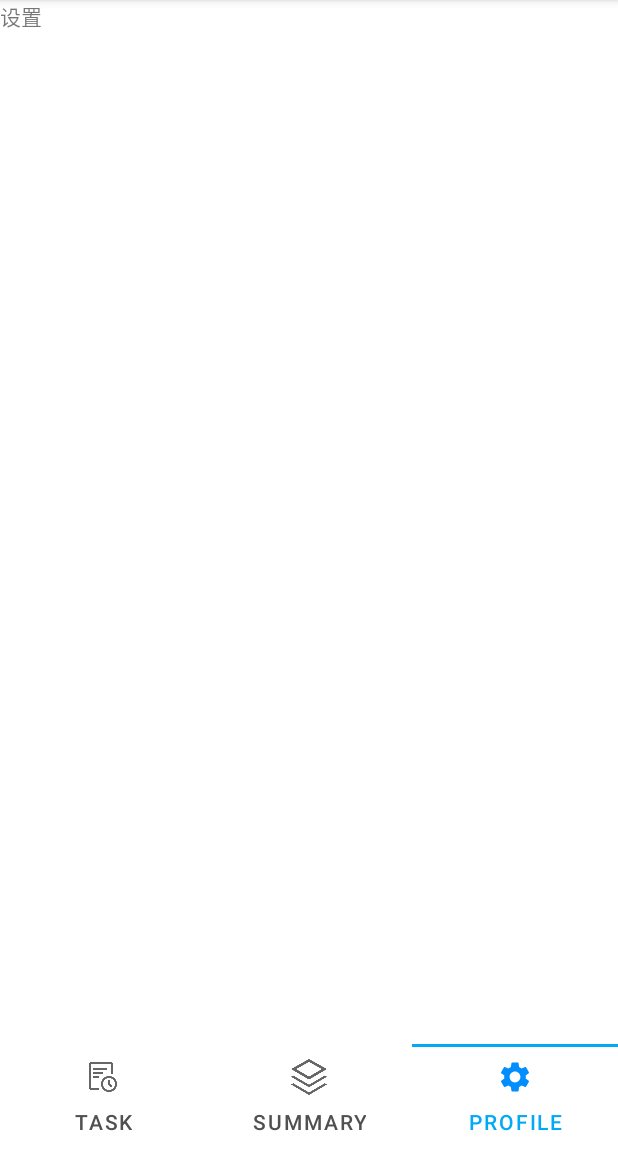
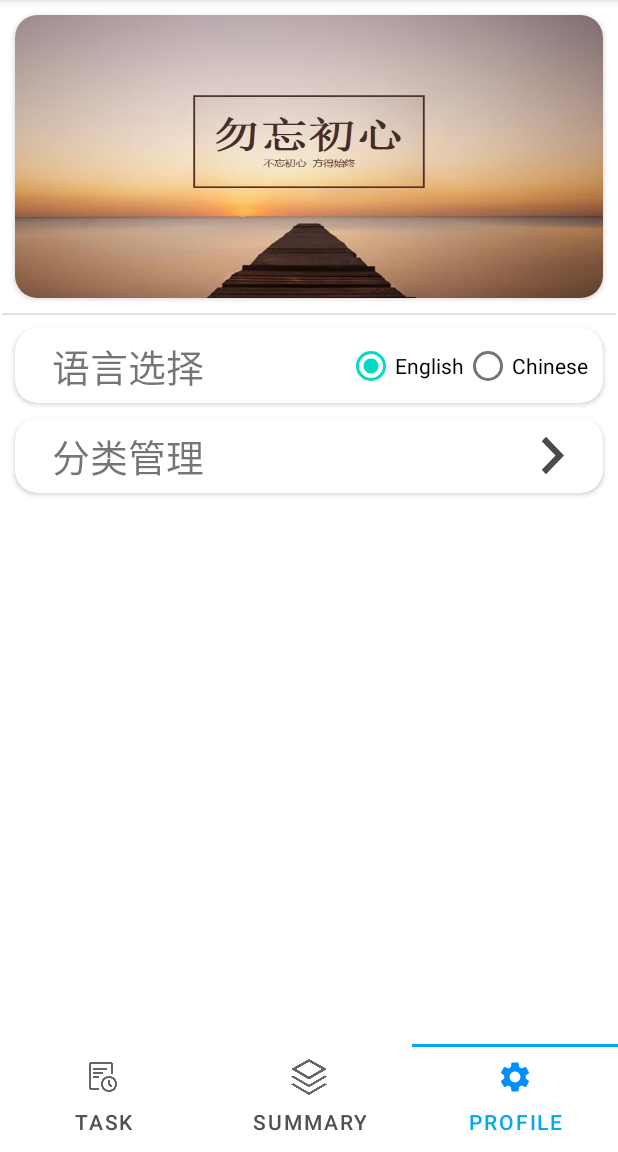
Before and after one commit to sunset69/LexurTimeManager, an Android app: the screen it shows after launch (MainActivity), item 3 of the bottom bar chosen, on a phone screen of 412 x 824 dp, the part 84-1236 px from its top. Run offline under Robolectric (Android 15) with nearby library versions, the phone set to English and light mode, and no system bars; our stand-ins replace Room's generated code, data binding; libraries missing offline, so code that uses them is left out: com.zzhoujay.markdown.

Commit message:
添加设置界面，添加圆角矩形

```diff
--- a/app/src/main/java/cc/lexur/lexurtimemanager/room/Converters.java
+++ b/app/src/main/java/cc/lexur/lexurtimemanager/room/Converters.java
@@ -1,4 +1,7 @@
 package cc.lexur.lexurtimemanager.room;
+
+import android.graphics.Color;
+import android.os.Build;
 
 import androidx.room.TypeConverter;
 
@@ -14,4 +17,20 @@ public class Converters {
     public static Long dateToTimestamp(Date date) {
         return date == null ? new Date().getTime() : date.getTime();
     }
+
+    @TypeConverter
+    public static Color fromArgb(Long value) {
+        if (Build.VERSION.SDK_INT >= Build.VERSION_CODES.O) {
+            return value == null ? null : Color.valueOf(value);
+        }
+        return null;
+    }
+
+    @TypeConverter
+    public static Long colorToArgb(Color color) {
+        if (Build.VERSION.SDK_INT >= Build.VERSION_CODES.O) {
+            return Long.valueOf(color == null ? null : color.toArgb());
+        }
+        return null;
+    }
 }
--- /dev/null
+++ b/app/src/main/java/cc/lexur/lexurtimemanager/room/Label.java
@@ -0,0 +1,70 @@
+package cc.lexur.lexurtimemanager.room;
+
+import android.graphics.Color;
+
+import androidx.room.ColumnInfo;
+import androidx.room.Entity;
+import androidx.room.PrimaryKey;
+
+/**
+ * 任务标签
+ */
+
+@Entity
+public class Label {
+
+    @PrimaryKey(autoGenerate = true)
+    private int id;
+
+    private String name;
+
+    @ColumnInfo(name = "create_time")
+    private String createTime;
+
+    private Color color;
+
+    public Label() {
+    }
+
+    @Override
+    public String toString() {
+        return "Label{" +
+                "id=" + id +
+                ", name='" + name + '\'' +
+                ", createTime='" + createTime + '\'' +
+                ", color=" + color +
+                '}';
+    }
+
+    public int getId() {
+        return id;
+    }
+
+    public void setId(int id) {
+        this.id = id;
+    }
+
+    public String getName() {
+        return name;
+    }
+
+    public void setName(String name) {
+        this.name = name;
+    }
+
+    public String getCreateTime() {
+        return createTime;
+    }
+
+    public void setCreateTime(String createTime) {
+        this.createTime = createTime;
+    }
+
+    public Color getColor() {
+        return color;
+    }
+
+    public void setColor(Color color) {
+        this.color = color;
+    }
+}
--- /dev/null
+++ b/app/src/main/java/cc/lexur/lexurtimemanager/room/LabelDao.java
@@ -0,0 +1,27 @@
+package cc.lexur.lexurtimemanager.room;
+
+import androidx.lifecycle.LiveData;
+import androidx.room.Dao;
+import androidx.room.Delete;
+import androidx.room.Insert;
+import androidx.room.Query;
+import androidx.room.Update;
+
+import java.util.List;
+
+@Dao
+public interface LabelDao {
+
+    @Insert
+    void insertLabels(Label... labels);
+
+    @Update
+    void updateLabels(Label... labels);
+
+    @Delete
+    void deleteLabels(Label... labels);
+
+    @Query("SELECT * FROM label ORDER BY id DESC")
+    LiveData<List<Label>> getAllLabels();
+
+}
--- a/app/src/main/java/cc/lexur/lexurtimemanager/room/TaskDatabase.java
+++ b/app/src/main/java/cc/lexur/lexurtimemanager/room/TaskDatabase.java
@@ -7,7 +7,7 @@ import androidx.room.Room;
 import androidx.room.RoomDatabase;
 import androidx.room.TypeConverters;
 
-@Database(entities = {Task.class},version = 1,exportSchema = false)
+@Database(entities = {Task.class,Label.class},version = 1,exportSchema = false)
 @TypeConverters({Converters.class})
 public abstract class TaskDatabase extends RoomDatabase {
 
@@ -23,4 +23,6 @@ public abstract class TaskDatabase extends RoomDatabase {
 
     public abstract TaskDao getTaskDao();
 
+    public abstract LabelDao getLabelDao();
+
 }
--- a/app/src/main/java/cc/lexur/lexurtimemanager/room/TaskRepository.java
+++ b/app/src/main/java/cc/lexur/lexurtimemanager/room/TaskRepository.java
@@ -10,12 +10,14 @@ import java.util.List;
 public class TaskRepository {
     private LiveData<List<Task>> allTasksLive;
     private TaskDao taskDao;
+    private LabelDao labelDao;
 
     public TaskRepository(Context context) {
         //获取数据库实例（唯一）
         TaskDatabase taskDatabase = TaskDatabase.getInstance(context);
         //获取数据库操作dao的实例
         taskDao = taskDatabase.getTaskDao();
+        labelDao = taskDatabase.getLabelDao();
         //LiveData格式的数据在获取时,系统自动会调用Async来处理
         allTasksLive = taskDao.getAllTasks();
     }
--- /dev/null
+++ b/app/src/main/res/drawable/arrow_right.xml
@@ -0,0 +1,5 @@
+<vector android:height="24dp" android:tint="#4B4B4B"
+    android:viewportHeight="24" android:viewportWidth="24"
+    android:width="24dp" xmlns:android="http://schemas.android.com/apk/res/android">
+    <path android:fillColor="@android:color/white" android:pathData="M8.59,16.59L13.17,12 8.59,7.41 10,6l6,6 -6,6 -1.41,-1.41z"/>
+</vector>
--- /dev/null
+++ b/app/src/main/res/drawable/rounded_rectangle.xml
@@ -0,0 +1,16 @@
+<?xml version="1.0" encoding="utf-8"?>
+<shape xmlns:android="http://schemas.android.com/apk/res/android">
+    <!-- rectangle表示为矩形 -->
+
+    <!-- 填充的颜色 -->
+    <!--    <solid android:color="@color/blue" />-->
+
+    <!-- 边框的颜色和粗细 -->
+    <stroke
+        android:width="1dp"
+        android:color="@color/black" />
+
+    <!-- android:radius 圆角的半径 -->
+    <corners android:radius="20dp" />
+    <padding android:left="10dp" android:right="10dp" android:top="10dp" android:bottom="10dp"/>
+</shape>
--- a/app/src/main/res/layout/activity_add_task.xml
+++ b/app/src/main/res/layout/activity_add_task.xml
@@ -41,6 +41,7 @@
             android:id="@+id/etTitle"
             android:layout_width="0dp"
             android:layout_height="wrap_content"
+            android:background="@drawable/rounded_rectangle"
             android:ems="10"
             android:hint="@string/title_input_hint"
             android:inputType="textPersonName"
@@ -67,6 +68,7 @@
             android:id="@+id/etDescription"
             android:layout_width="0dp"
             android:layout_height="600px"
+            android:background="@drawable/rounded_rectangle"
             android:ems="10"
             android:gravity="start|top"
             android:inputType="textMultiLine"
--- a/app/src/main/res/layout/fragment_profile.xml
+++ b/app/src/main/res/layout/fragment_profile.xml
@@ -13,12 +13,135 @@
         android:layout_height="match_parent"
         tools:context=".view.ProfileFragment" >
 
-        <TextView
-            android:id="@+id/textView"
+        <androidx.constraintlayout.widget.Guideline
+            android:id="@+id/guideline5"
             android:layout_width="wrap_content"
             android:layout_height="wrap_content"
-            android:text="设置"
+            android:orientation="horizontal"
+            app:layout_constraintGuide_percent="0.3" />
+
+        <androidx.cardview.widget.CardView
+            android:layout_width="0dp"
+            android:layout_height="0dp"
+            android:layout_margin="10dp"
+            app:cardCornerRadius="@dimen/setting_radios"
+            app:layout_constraintBottom_toTopOf="@+id/guideline5"
+            app:layout_constraintEnd_toEndOf="parent"
             app:layout_constraintStart_toStartOf="parent"
-            app:layout_constraintTop_toTopOf="parent" />
+            app:layout_constraintTop_toTopOf="parent">
+
+            <ImageView
+                android:id="@+id/imageView3"
+                android:layout_width="match_parent"
+                android:layout_height="match_parent"
+                android:scaleType="fitXY"
+                app:srcCompat="@drawable/setting_cover" />
+        </androidx.cardview.widget.CardView>
+
+        <View
+            android:id="@+id/divider"
+            android:layout_width="409dp"
+            android:layout_height="1dp"
+            android:background="?android:attr/listDivider"
+            app:layout_constraintEnd_toEndOf="parent"
+            app:layout_constraintStart_toStartOf="parent"
+            app:layout_constraintTop_toTopOf="@+id/guideline5" />
+
+        <androidx.cardview.widget.CardView
+            android:id="@+id/cardView2"
+            android:layout_width="0dp"
+            android:layout_height="@dimen/setting_height"
+            android:layout_margin="10dp"
+            app:cardCornerRadius="@dimen/setting_radios"
+            app:layout_constraintEnd_toEndOf="parent"
+            app:layout_constraintStart_toStartOf="parent"
+            app:layout_constraintTop_toTopOf="@+id/guideline5">
+
+            <androidx.constraintlayout.widget.ConstraintLayout
+                style="@style/setting_card"
+                android:layout_width="match_parent"
+                android:layout_height="match_parent">
+
+                <TextView
+                    android:id="@+id/tvSettingLanguage"
+                    android:layout_width="wrap_content"
+                    android:layout_height="wrap_content"
+                    android:text="语言选择"
+                    android:textSize="@dimen/setting_text"
+                    app:layout_constraintBottom_toBottomOf="parent"
+                    app:layout_constraintEnd_toEndOf="parent"
+                    app:layout_constraintHorizontal_bias="0.054"
+                    app:layout_constraintStart_toStartOf="parent"
+                    app:layout_constraintTop_toTopOf="parent" />
+
+                <RadioGroup
+                    android:layout_width="0dp"
+                    android:layout_height="wrap_content"
+                    android:baselineAligned="false"
+                    android:orientation="horizontal"
+                    app:layout_constraintBottom_toBottomOf="parent"
+                    app:layout_constraintEnd_toEndOf="parent"
+                    app:layout_constraintTop_toTopOf="parent">
+
+                    <RadioButton
+                        android:id="@+id/radioButton"
+                        android:layout_width="wrap_content"
+                        android:layout_height="wrap_content"
+                        android:checked="true"
+                        android:text="English"
+                        tools:ignore="TouchTargetSizeCheck" />
+
+                    <RadioButton
+                        android:id="@+id/radioButton2"
+                        android:layout_width="wrap_content"
+                        android:layout_height="wrap_content"
+                        android:text="Chinese"
+                        tools:ignore="TouchTargetSizeCheck" />
+                </RadioGroup>
+
+            </androidx.constraintlayout.widget.ConstraintLayout>
+
+        </androidx.cardview.widget.CardView>
+
+        <androidx.cardview.widget.CardView
+            android:layout_width="0dp"
+            android:layout_height="@dimen/setting_height"
+            android:layout_margin="10dp"
+            app:cardCornerRadius="@dimen/setting_radios"
+            app:layout_constraintEnd_toEndOf="parent"
+            app:layout_constraintHorizontal_bias="0.0"
+            app:layout_constraintStart_toStartOf="parent"
+            app:layout_constraintTop_toBottomOf="@+id/cardView2">
+
+            <androidx.constraintlayout.widget.ConstraintLayout
+                style="@style/setting_card"
+                android:layout_width="match_parent"
+                android:layout_height="match_parent">
+
+                <TextView
+                    android:id="@+id/tvSettingLabel"
+                    android:layout_width="wrap_content"
+                    android:layout_height="wrap_content"
+                    android:text="分类管理"
+                    android:textSize="@dimen/setting_text"
+                    app:layout_constraintBottom_toBottomOf="parent"
+                    app:layout_constraintEnd_toEndOf="parent"
+                    app:layout_constraintHorizontal_bias="0.054"
+                    app:layout_constraintStart_toStartOf="parent"
+                    app:layout_constraintTop_toTopOf="parent" />
+
+                <ImageButton
+                    android:layout_width="wrap_content"
+                    android:layout_height="0dp"
+                    android:background="@drawable/arrow_right"
+                    android:minWidth="48dp"
+                    app:layout_constraintBottom_toBottomOf="parent"
+                    app:layout_constraintEnd_toEndOf="parent"
+                    app:layout_constraintTop_toTopOf="parent"
+                    tools:ignore="SpeakableTextPresentCheck" />
+            </androidx.constraintlayout.widget.ConstraintLayout>
+
+        </androidx.cardview.widget.CardView>
+
     </androidx.constraintlayout.widget.ConstraintLayout>
 </layout>
--- a/app/src/main/res/values/colors.xml
+++ b/app/src/main/res/values/colors.xml
@@ -19,5 +19,6 @@
     <color name="blue_700">#006FC8</color>
     <color name="blue_500">#008EFF</color>
     <color name="blue_200">#2EBCFB</color>
+    <color name="blue">#03A9F4</color>
 
 </resources>
--- /dev/null
+++ b/app/src/main/res/values/dimens.xml
@@ -0,0 +1,11 @@
+<?xml version="1.0" encoding="utf-8"?>
+<resources>
+    <dimen name="setting_height">50dp</dimen>
+    <dimen name="setting_radios">15sp</dimen>
+    <dimen name="setting_text">25sp</dimen>
+
+    <style name="setting_card" >
+        <item name="android:layout_marginStart">10dp</item>
+        <item name="android:layout_marginEnd">10dp</item>
+    </style>
+</resources>
```
Also changed, not shown: app/src/main/res/drawable/setting_cover.jpg (added).
